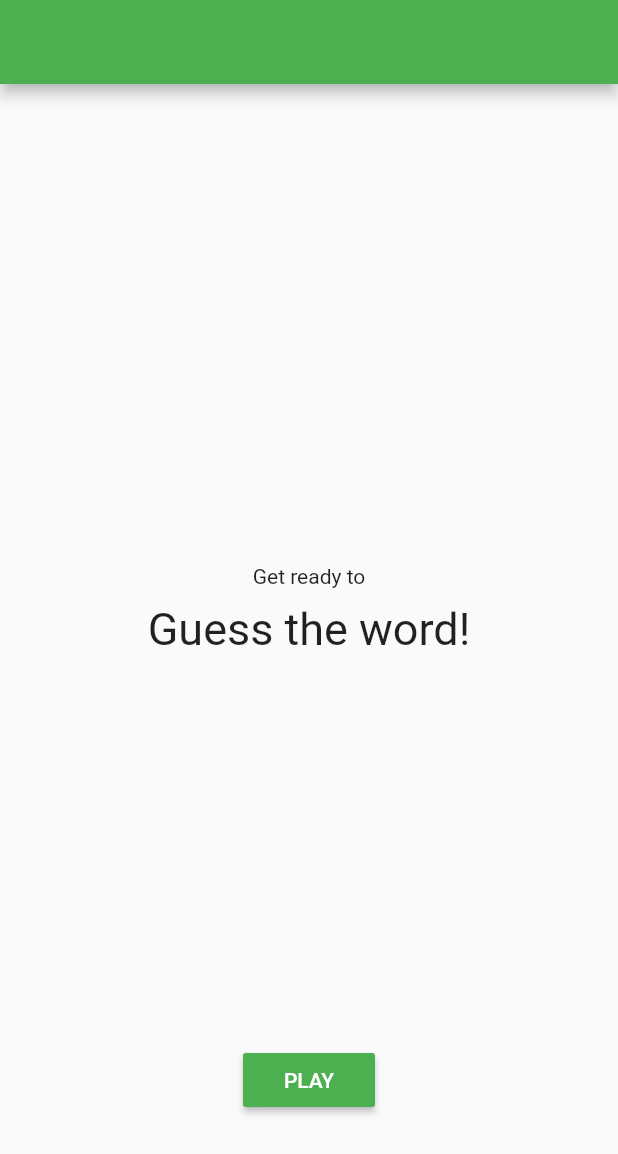
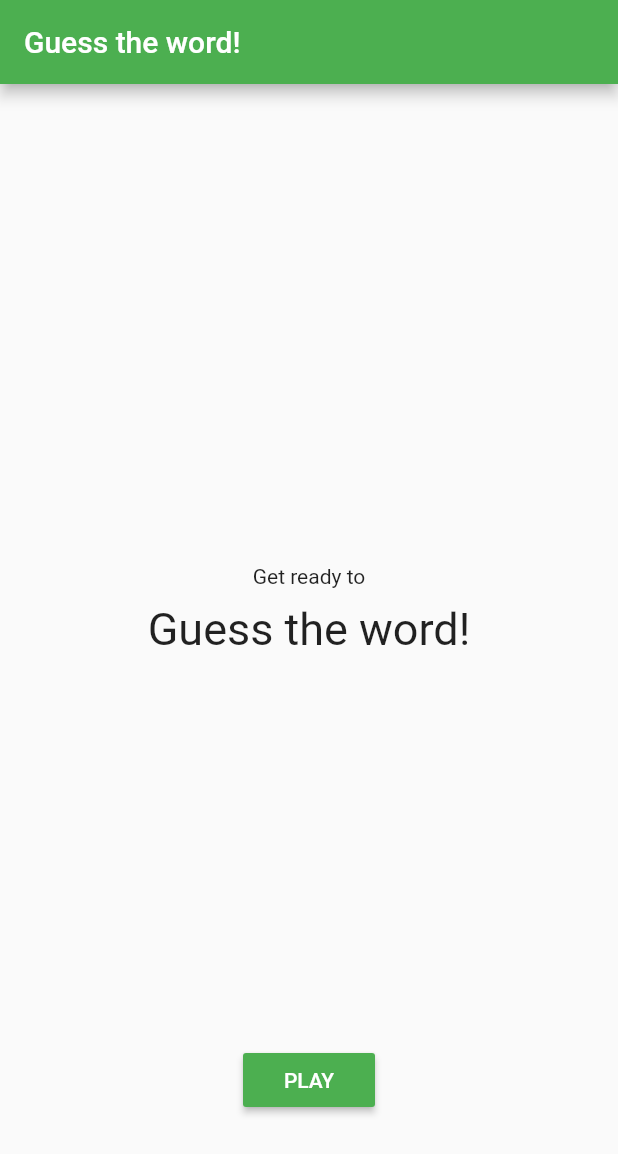
Before and after one commit to AlejandroGodinez/tarea3Moviles, a Flutter app: the screen it shows after launch, on a phone screen of 412 x 824 dp. Shown: the top 1154 px of the screen. Run offline on Flutter 3.47's test engine with Material 2 defaults, Android fonts, the phone set to English and light mode, and no system bars; our stand-ins replace bloc, equatable, flutter_bloc.

Commit message:
Appbar added title

```diff
--- a/lib/front.dart
+++ b/lib/front.dart
@@ -14,6 +14,7 @@ class _FrontState extends State<Front> {
   Widget build(BuildContext context) {
     return Scaffold(
         appBar: AppBar(
+          title: Text('Guess the word!', style: TextStyle(color: Colors.white),),
           backgroundColor: Colors.green,
         ),
         body: BlocProvider(
```
